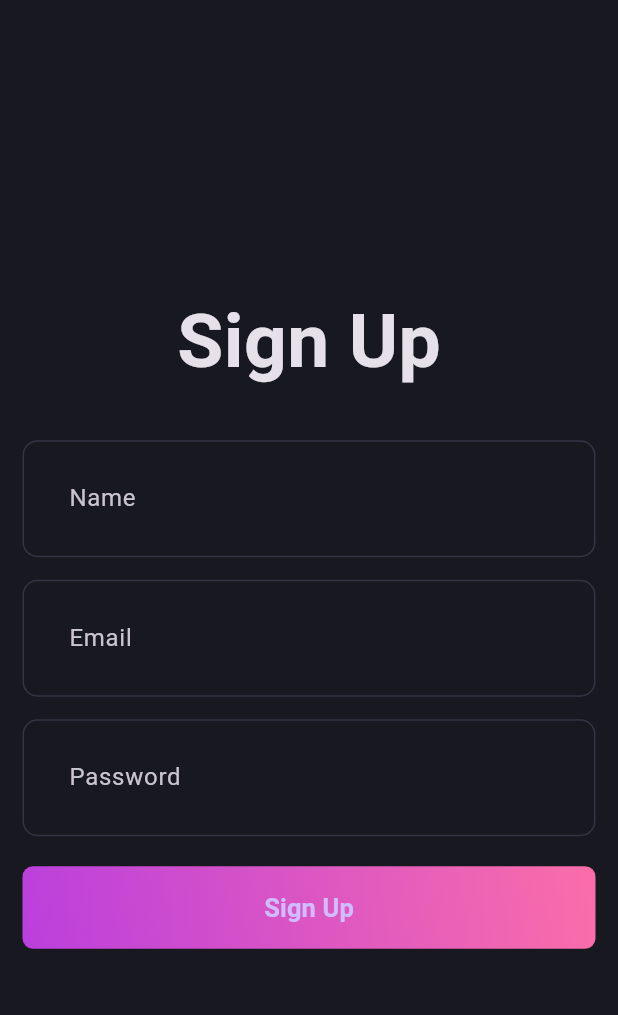
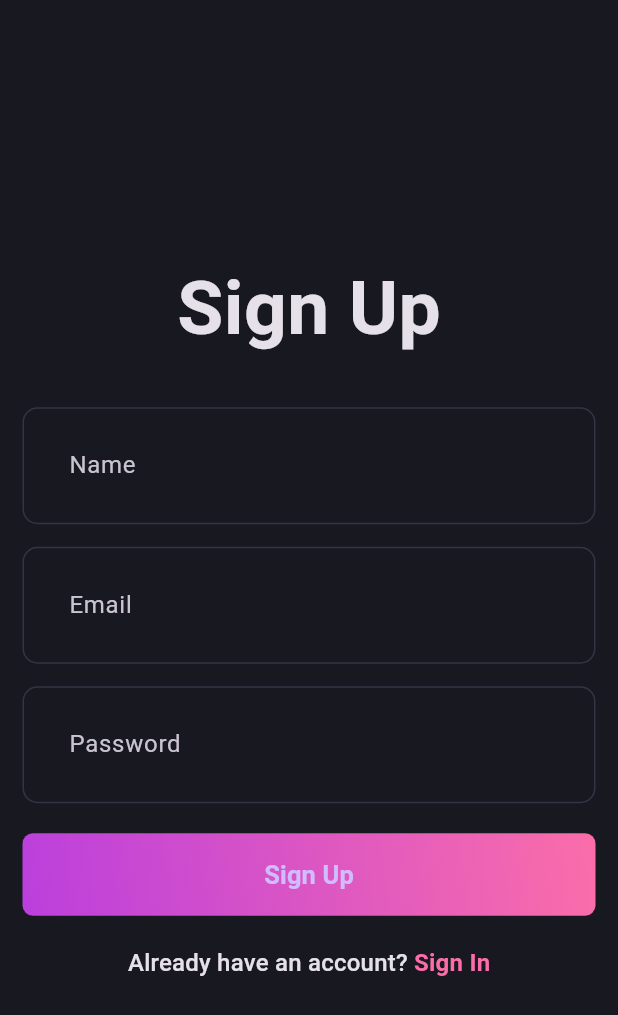
Before and after one commit to jame12945/Blog-Application, a Flutter app: the screen it shows after launch, on a phone screen of 412 x 824 dp. Shown: the top 1015 px of the screen. Run offline on Flutter 3.47's test engine with Material 3 defaults, Android fonts, the phone set to English and light mode, and no system bars.

Commit message:
working process 10%

```diff
--- a/blog_app/lib/featutes/auth/presentation/pages/signup_page.dart
+++ b/blog_app/lib/featutes/auth/presentation/pages/signup_page.dart
@@ -1,3 +1,4 @@
+import 'package:blog_app/core/theme/app_pallete.dart';
 import 'package:blog_app/featutes/auth/presentation/widgets/auth_field.dart';
 import 'package:blog_app/featutes/auth/presentation/widgets/auth_gradient_button.dart';
 import 'package:flutter/material.dart';
@@ -11,27 +12,63 @@ class SignUpPage extends StatefulWidget {
 }
 
 class _SignUpPageState extends State<SignUpPage> {
+  final emailController = TextEditingController();
+  final passwordController = TextEditingController();
+  final nameController = TextEditingController();
+  final formKey = GlobalKey<FormState>();
+
+  @override
+  void dispose() {
+    emailController.dispose();
+    passwordController.dispose();
+    nameController.dispose();
+    super.dispose();
+  }
+
   @override
   Widget build(BuildContext context) {
-    return const Scaffold(
+    return Scaffold(
         body: Padding(
-      padding: EdgeInsets.all(15.0),
+      padding: const EdgeInsets.all(15.0),
+      child: Form(
+        key: formKey,
         child: Column(
           mainAxisAlignment: MainAxisAlignment.center,
           children: [
-          Text('Sign Up',
+            const Text('Sign Up',
                 style: TextStyle(fontSize: 50, fontWeight: FontWeight.bold)),
-          SizedBox(height: 30),
-          AuthFields(hintText: 'Name'),
-          SizedBox(height: 15),
-          AuthFields(hintText: 'Email'),
-          SizedBox(height: 15),
-          AuthFields(hintText: 'Password'),
-          SizedBox(
+            const SizedBox(height: 30),
+            AuthFields(
+              hintText: 'Name',
+              controller: nameController,
+            ),
+            const SizedBox(height: 15),
+            AuthFields(hintText: 'Email', controller: emailController),
+            const SizedBox(height: 15),
+            AuthFields(
+                hintText: 'Password',
+                controller: passwordController,
+                isObscureText: true),
+            const SizedBox(
               height: 20,
             ),
-          AuthGradientButton()
+            const AuthGradientButton(),
+            const SizedBox(height: 20),
+            RichText(
+              text: TextSpan(
+                  text: 'Already have an account? ',
+                  style: Theme.of(context).textTheme.titleMedium,
+                  children: [
+                    TextSpan(
+                      text: 'Sign In',
+                      style: Theme.of(context).textTheme.titleMedium?.copyWith(
+                          color: AppPallete.gradient2,
+                          fontWeight: FontWeight.bold),
+                    ),
+                  ]),
+            )
           ],
+        ),
       ),
     ));
   }
--- a/blog_app/lib/featutes/auth/presentation/widgets/auth_field.dart
+++ b/blog_app/lib/featutes/auth/presentation/widgets/auth_field.dart
@@ -4,13 +4,30 @@ import 'package:flutter/material.dart';
 class AuthFields extends StatelessWidget {
   //pass hintText by constructor
   final String hintText;
-  const AuthFields({super.key, required this.hintText});
+  final TextEditingController controller;
+  final bool isObscureText;
+  const AuthFields(
+      {super.key,
+      required this.hintText,
+      required this.controller,
+      this.isObscureText = false});
 
   @override
   Widget build(BuildContext context) {
     return TextFormField(
-        decoration: InputDecoration(
-      hintText: hintText,
-    ));
+      controller: controller,
+      decoration: InputDecoration(
+        hintText: hintText,
+      ),
+      validator: (value) {
+        if (value!.isEmpty) {
+          //when value is empty
+          return "$hintText is missing";
+        }
+        return null;
+      },
+      obscureText: isObscureText,
+      obscuringCharacter: '*',
+    );
   }
 }
```
Lines whose indentation alone changed are shown as unchanged.
